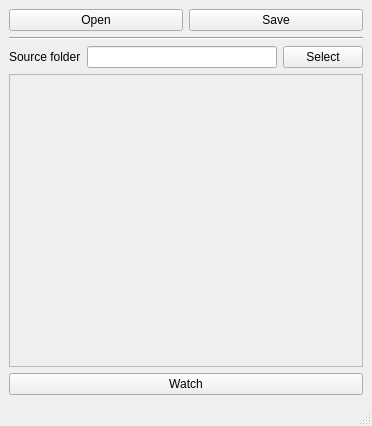
Qt form copydog-qt/src/mainwindow.ui (TheNumerus/asset-manager) before a commit.
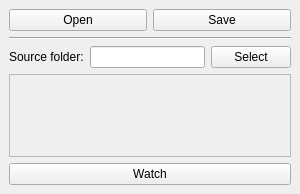
The same form after that commit. Icons and pictures are not drawn.

Patch:
```diff
--- a/copydog-qt/src/mainwindow.ui
+++ b/copydog-qt/src/mainwindow.ui
@@ -6,10 +6,16 @@
    <rect>
     <x>0</x>
     <y>0</y>
-    <width>372</width>
-    <height>426</height>
+    <width>300</width>
+    <height>194</height>
    </rect>
   </property>
+  <property name="minimumSize">
+   <size>
+    <width>300</width>
+    <height>0</height>
+   </size>
+  </property>
   <property name="windowTitle">
    <string>Copydog</string>
   </property>
@@ -52,7 +58,7 @@
       <item>
        <widget class="QLabel" name="sourceLabel">
         <property name="text">
-         <string>Source folder</string>
+         <string>Source folder:</string>
         </property>
        </widget>
       </item>
@@ -90,7 +96,6 @@
     </item>
    </layout>
   </widget>
-  <widget class="QStatusBar" name="statusbar"/>
  </widget>
  <resources/>
  <connections/>
```
